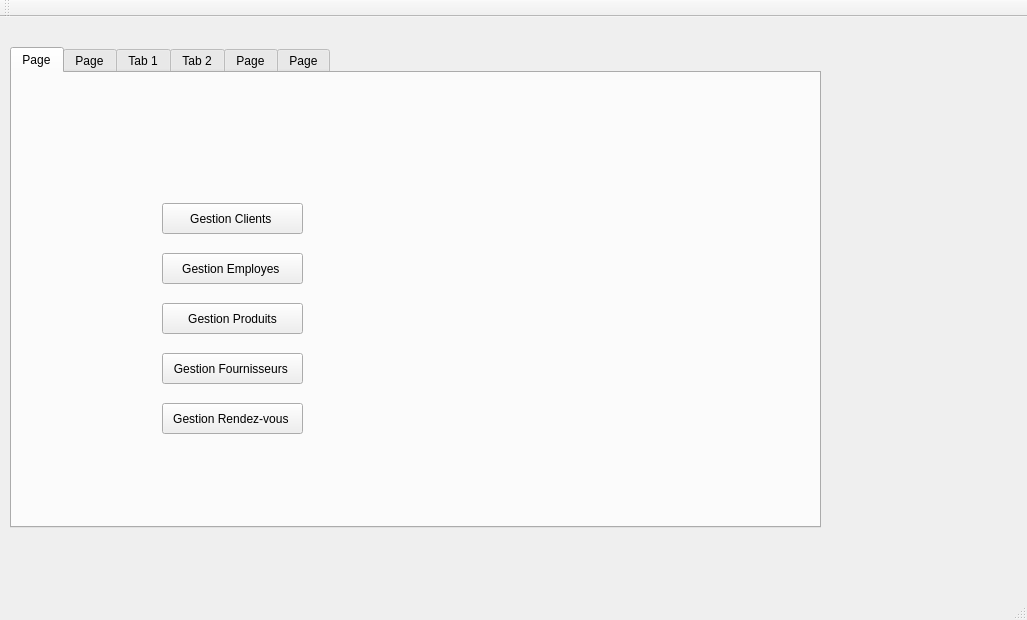
This is mainwindow.ui in YacineSammoud/Smart_Beauty_Center_2A25 as Qt 5 draws it before an edit. The edited form follows.
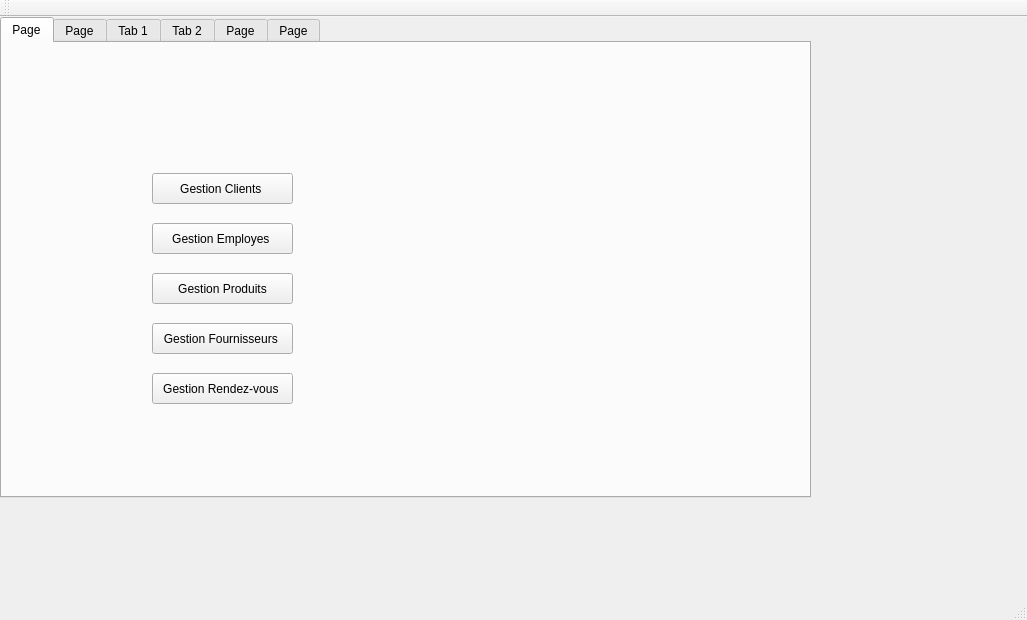
This is the edited form. Icons and pictures are not drawn.

Patch:
```diff
--- a/mainwindow.ui
+++ b/mainwindow.ui
@@ -17,8 +17,8 @@
    <widget class="QTabWidget" name="menu">
     <property name="geometry">
      <rect>
-      <x>10</x>
-      <y>30</y>
+      <x>0</x>
+      <y>0</y>
       <width>811</width>
       <height>481</height>
      </rect>
@@ -33,8 +33,8 @@
      <widget class="QLabel" name="label_14">
       <property name="geometry">
        <rect>
-        <x>6</x>
-        <y>3</y>
+        <x>0</x>
+        <y>0</y>
         <width>801</width>
         <height>451</height>
        </rect>
```
Left out of the diff: 4 changed lines with no effect on the pictures.
